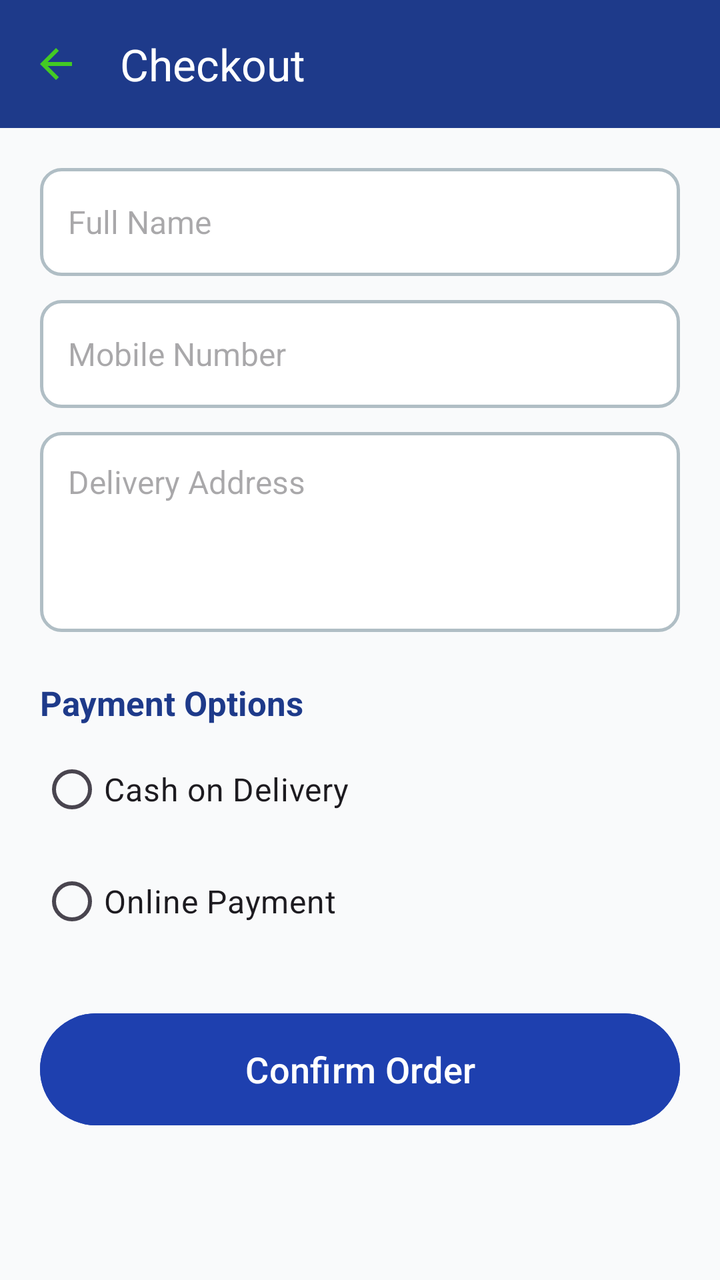
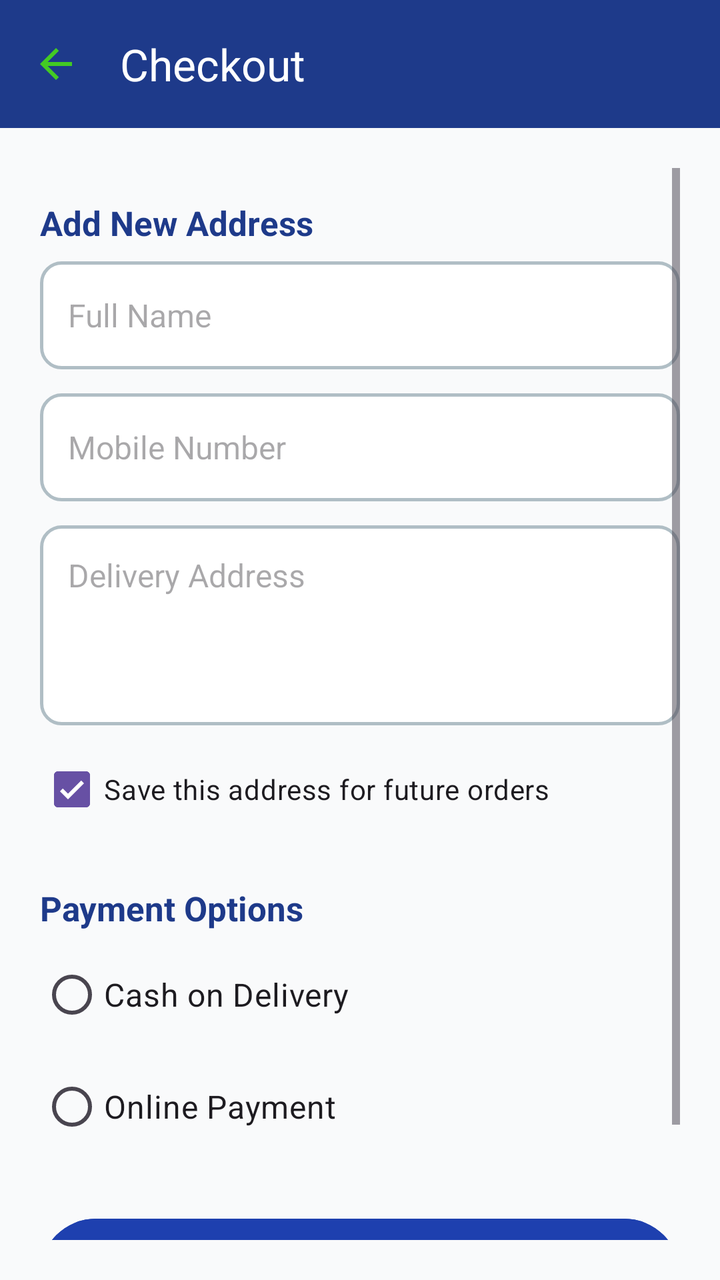

Compare the two renders of this Android layout. The source of the first and the diff that turns it into the second are given below.
<!-- AndroidManifest.xml: application theme Theme.Material3.DayNight.NoActionBar -->
<!-- res/layout/activity_checkout.xml -->
<?xml version="1.0" encoding="utf-8"?>
<LinearLayout xmlns:android="http://schemas.android.com/apk/res/android"
    xmlns:app="http://schemas.android.com/apk/res-auto"
    android:orientation="vertical"
    android:layout_width="match_parent"
    android:layout_height="match_parent"
    android:background="#F9FAFB">

    
    <androidx.appcompat.widget.Toolbar
        android:id="@+id/toolbar"
        android:layout_width="match_parent"
        android:layout_height="?attr/actionBarSize"
        android:background="#1E3A8A"
        app:title="Checkout"
        app:titleTextColor="@android:color/white"
        app:navigationIcon="@drawable/arrow_back" />

    
    <ScrollView
        android:layout_width="match_parent"
        android:layout_height="match_parent"
        android:padding="20dp">

        <LinearLayout
            android:orientation="vertical"
            android:layout_width="match_parent"
            android:layout_height="wrap_content">

            
            <EditText
                android:id="@+id/fullName"
                android:layout_width="match_parent"
                android:layout_height="54dp"
                android:hint="Full Name"
                android:textSize="16sp"
                android:padding="14dp"
                android:background="@drawable/edittext_bg" />

            
            <EditText
                android:id="@+id/mobileNumber"
                android:layout_width="match_parent"
                android:layout_height="54dp"
                android:hint="Mobile Number"
                android:textSize="16sp"
                android:inputType="phone"
                android:layout_marginTop="12dp"
                android:padding="14dp"
                android:background="@drawable/edittext_bg" />

            
            <EditText
                android:id="@+id/address"
                android:layout_width="match_parent"
                android:layout_height="100dp"
                android:hint="Delivery Address"
                android:textSize="16sp"
                android:gravity="top|start"
                android:layout_marginTop="12dp"
                android:padding="14dp"
                android:background="@drawable/edittext_bg" />

            
            <TextView
                android:layout_width="wrap_content"
                android:layout_height="wrap_content"
                android:text="Payment Options"
                android:textStyle="bold"
                android:textColor="#1E3A8A"
                android:textSize="17sp"
                android:layout_marginTop="24dp"
                android:layout_marginBottom="8dp" />

            
            <RadioGroup
                android:id="@+id/paymentOptions"
                android:layout_width="match_parent"
                android:layout_height="wrap_content">

                <RadioButton
                    android:id="@+id/codOption"
                    android:layout_width="wrap_content"
                    android:layout_height="wrap_content"
                    android:text="Cash on Delivery"
                    android:textSize="16sp"
                    android:layout_marginBottom="8dp" />

                <RadioButton
                    android:id="@+id/onlineOption"
                    android:layout_width="wrap_content"
                    android:layout_height="wrap_content"
                    android:text="Online Payment"
                    android:textSize="16sp" />
            </RadioGroup>

            
            <Button
                android:id="@+id/confirmOrderBtn"
                android:layout_width="match_parent"
                android:layout_height="64dp"
                android:layout_marginTop="28dp"
                android:text="Confirm Order"
                android:textAllCaps="false"
                android:textSize="18sp"
                android:textColor="@android:color/white"
                android:backgroundTint="#1E40AF"
                android:layout_marginBottom="40dp" />

        </LinearLayout>
    </ScrollView>

</LinearLayout>
<!-- resources referenced by this layout -->
<resources>
  <!-- drawable arrow_back (drawable) -->
  <vector xmlns:android="http://schemas.android.com/apk/res/android" android:autoMirrored="true" android:height="24dp" android:tint="#43CA23" android:viewportHeight="960" android:viewportWidth="960" android:width="24dp">
        
      <path android:fillColor="@android:color/white" android:pathData="M313,520L537,744L480,800L160,480L480,160L537,216L313,440L800,440L800,520L313,520Z"/>
      
  </vector>
  <!-- drawable edittext_bg (drawable) -->
  <shape xmlns:android="http://schemas.android.com/apk/res/android"
      android:shape="rectangle">
      <solid android:color="#FFFFFF"/>
      <stroke android:width="1.5dp" android:color="#B0BEC5"/>
      <corners android:radius="10dp"/>
  </shape>
</resources>

<!-- the commit's change to res/layout/activity_checkout.xml (unified diff, before → after) -->
@@ -26,6 +26,46 @@
             android:orientation="vertical"
             android:layout_width="match_parent"
             android:layout_height="wrap_content">
+
+            
+            <TextView
+                android:id="@+id/savedAddressesLabel"
+                android:layout_width="wrap_content"
+                android:layout_height="wrap_content"
+                android:text="Saved Addresses"
+                android:textStyle="bold"
+                android:textColor="#1E3A8A"
+                android:textSize="17sp"
+                android:layout_marginBottom="8dp"
+                android:visibility="gone" />
+
+            <androidx.recyclerview.widget.RecyclerView
+                android:id="@+id/savedAddressesRecyclerView"
+                android:layout_width="match_parent"
+                android:layout_height="wrap_content"
+                android:nestedScrollingEnabled="false"
+                android:visibility="gone" />
+
+            <TextView
+                android:id="@+id/noSavedAddressesTv"
+                android:layout_width="wrap_content"
+                android:layout_height="wrap_content"
+                android:text="No saved addresses yet"
+                android:textSize="14sp"
+                android:textColor="#6B7280"
+                android:visibility="gone"
+                android:layout_marginBottom="8dp" />
+
+            <TextView
+                android:id="@+id/addNewAddressLabel"
+                android:layout_width="wrap_content"
+                android:layout_height="wrap_content"
+                android:text="Add New Address"
+                android:textStyle="bold"
+                android:textColor="#1E3A8A"
+                android:textSize="17sp"
+                android:layout_marginTop="16dp"
+                android:layout_marginBottom="8dp" />
 
             
             <EditText
@@ -60,6 +100,16 @@
                 android:layout_marginTop="12dp"
                 android:padding="14dp"
                 android:background="@drawable/edittext_bg" />
+
+            
+            <CheckBox
+                android:id="@+id/saveAddressCheckbox"
+                android:layout_width="wrap_content"
+                android:layout_height="wrap_content"
+                android:text="Save this address for future orders"
+                android:textSize="14sp"
+                android:layout_marginTop="8dp"
+                android:checked="true" />
 
             
             <TextView
